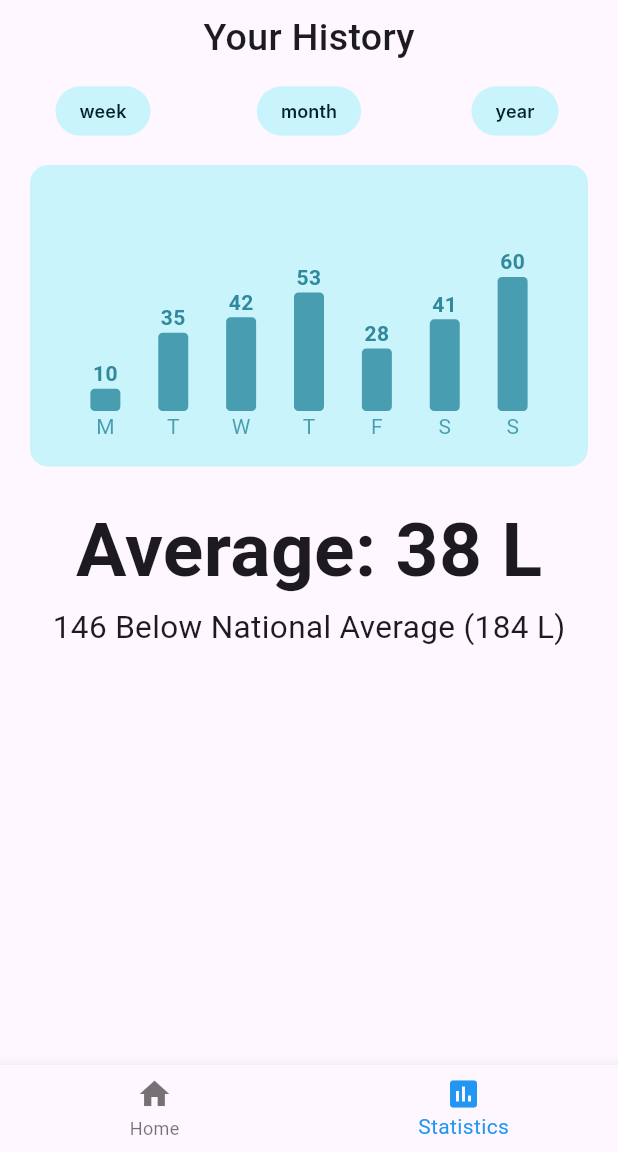
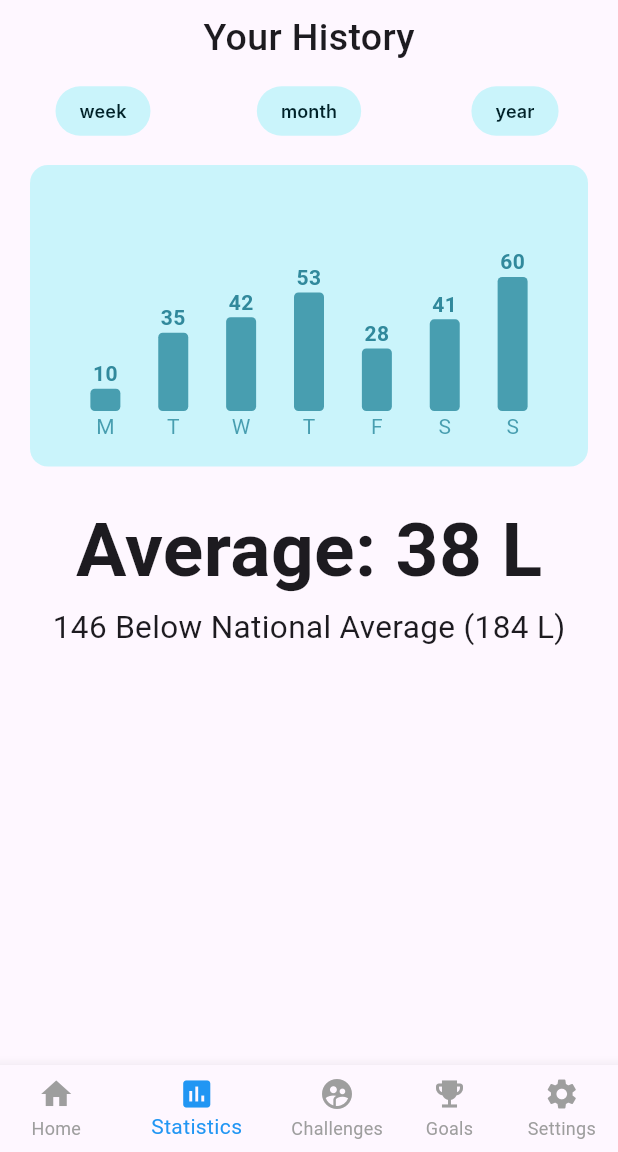
Before and after one commit to FEUP-LEIC-ES-2023-24/WaterXPTO, a Flutter app: the screen it shows after launch, item 2 of the bottom bar chosen, on a phone screen of 412 x 824 dp, the part 84-1236 px from its top. Run offline on Flutter 3.47's test engine with Material 3 defaults, Android fonts, the phone set to English and light mode, and no system bars; drawn by our look-alikes of fl_chart; our stand-ins replace awesome_notifications, flutter_local_notifications, get; missing offline and left inert: flutter_background_service, flutter_background_service_android; Roboto replaces fonts that are missing (Inter).

Commit message:
Added Settings, Goals and Challenge placeholders #4

```diff
--- a/waterxpto/lib/BackgroundServiceController.dart
+++ b/waterxpto/lib/BackgroundServiceController.dart
@@ -16,12 +16,11 @@ class BackgroundServiceController {
   static Future<void> initializeBackgroundService() async {
     final service = FlutterBackgroundService();
 
-    //Necessario para android
     const AndroidNotificationChannel channel = AndroidNotificationChannel(
       'notification_channel_id',
       'notification_channel_name',
       description: 'Channel used for custom notifications',
-      importance: Importance.high,
+      importance: Importance.max,
     );
 
     final FlutterLocalNotificationsPlugin flutterLocalNotificationsPlugin = FlutterLocalNotificationsPlugin();
@@ -78,7 +77,7 @@ class BackgroundServiceController {
     });
 
     //Inicia o timer para notificacoes
-    Timer.periodic(const Duration(seconds: 600), (timer) async {
+    Timer.periodic(const Duration(seconds: 14500), (timer) async {
       NotificationController.randomTipNotification();
     });
   }
--- /dev/null
+++ b/waterxpto/lib/Goals.dart
@@ -0,0 +1,13 @@
+import 'package:flutter/cupertino.dart';
+import 'package:flutter/material.dart';
+
+class Goals extends StatelessWidget {
+  const Goals({Key? key}) : super(key: key);
+
+  @override
+  Widget build(BuildContext context) {
+    return CupertinoPageScaffold(
+        child: ListView()
+    );
+  }
+}
--- a/waterxpto/lib/MainMenu.dart
+++ b/waterxpto/lib/MainMenu.dart
@@ -1,6 +1,9 @@
 import 'dart:math';
 import 'package:flutter/material.dart';
 import 'package:provider/provider.dart';
+import 'Challenge.dart';
+import 'Goals.dart';
+import 'Settings.dart';
 import 'Statistics/StatisticsContent.dart';
 import 'dart:async';
 import 'WaterSpentNotifier.dart';
@@ -19,6 +22,9 @@ class _MainMenuState extends State<MainMenu> {
   static  List<Widget> _widgetOptions = <Widget>[
     HomeContent(),
     StatisticsContent(),
+    Challenge(),
+    Goals(),
+    Settings(),
   ];
 
   void _onItemTapped(int index) {
@@ -40,6 +46,8 @@ class _MainMenuState extends State<MainMenu> {
 
 
       bottomNavigationBar: BottomNavigationBar(
+        showUnselectedLabels: true,
+        unselectedItemColor: Colors.grey,
         items: const <BottomNavigationBarItem>[
           BottomNavigationBarItem(
             icon: Icon(Icons.home),
@@ -48,6 +56,18 @@ class _MainMenuState extends State<MainMenu> {
           BottomNavigationBarItem(
             icon: Icon(Icons.insert_chart),
             label: 'Statistics',
+          ),
+          BottomNavigationBarItem(
+            icon: Icon(Icons.supervised_user_circle_sharp),
+            label: 'Challenges',
+          ),
+          BottomNavigationBarItem(
+            icon: Icon(Icons.emoji_events_sharp),
+            label: 'Goals',
+          ),
+          BottomNavigationBarItem(
+            icon: Icon(Icons.settings),
+            label: 'Settings',
           ),
         ],
         currentIndex: _selectedIndex,
```
Also changed, not shown: waterxpto/lib/Challenge.dart (added, +14 -0 lines), waterxpto/lib/Settings.dart (added, +83 -0 lines).
